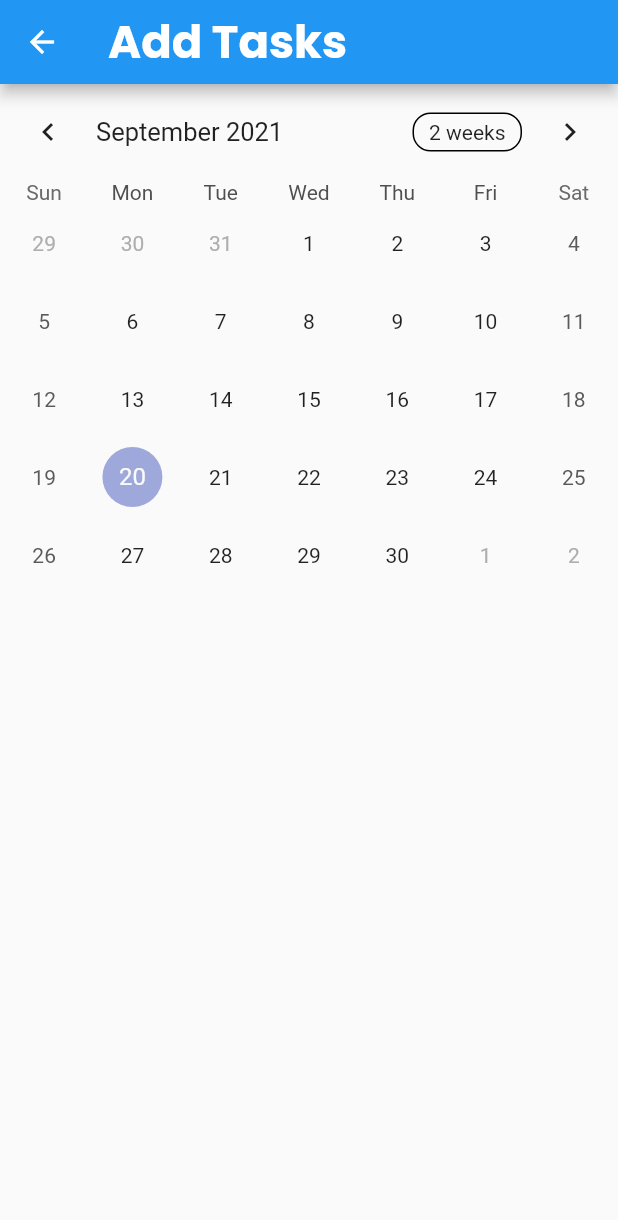
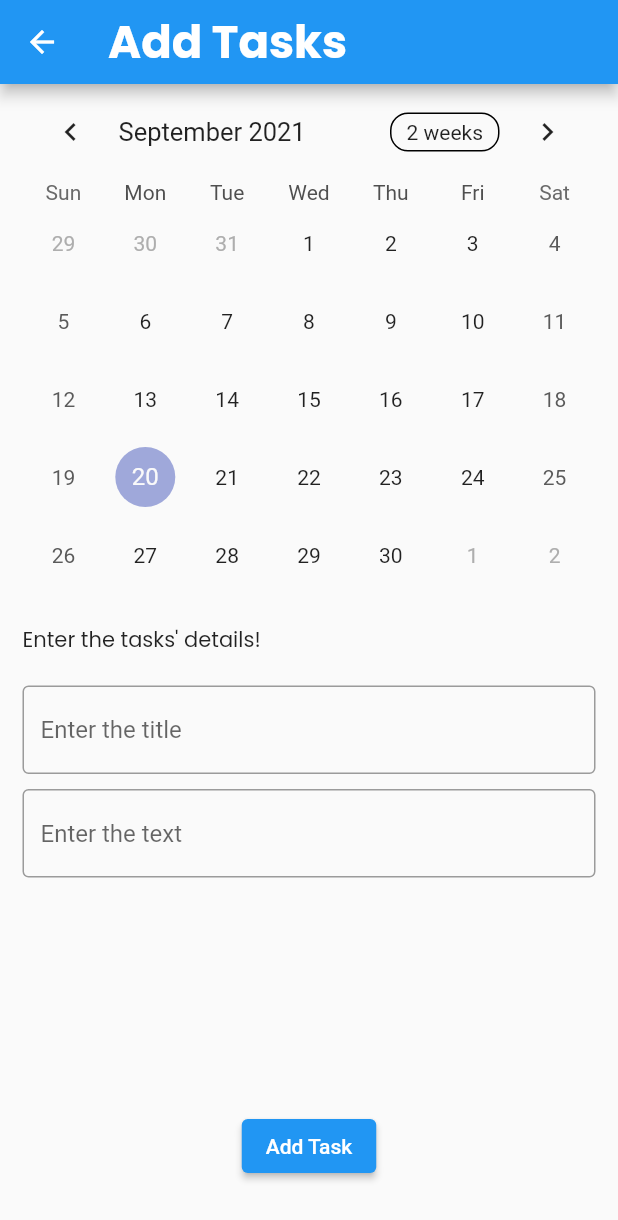
Before and after one commit to themmfa/task_manager_app_flutter, a Flutter app: the screen it shows after launch, after a tap on the "add" icon, on a phone screen of 412 x 824 dp. Shown: the top 1220 px of the screen. Run offline on Flutter 3.47's test engine with Material 2 defaults, Android fonts, the phone set to English and light mode, and no system bars; drawn by our look-alikes of table_calendar; our stand-ins replace google_fonts.

Commit message:
Task Manager v1.2
Some text fields added.

```diff
--- a/task_management_app_flutter/lib/add_task.dart
+++ b/task_management_app_flutter/lib/add_task.dart
@@ -1,6 +1,7 @@
 import 'package:flutter/material.dart';
 import 'package:google_fonts/google_fonts.dart';
 import 'package:table_calendar/table_calendar.dart';
+import 'package:task_management_app_flutter/list_items.dart';
 
 class AddTask extends StatefulWidget {
   const AddTask({Key? key}) : super(key: key);
@@ -13,6 +14,19 @@ class _AddTaskState extends State<AddTask> {
   DateTime _focusedDay = DateTime.now();
   DateTime? _selectedDay;
   CalendarFormat _calendarFormat = CalendarFormat.month;
+  final _titleController = TextEditingController();
+  final _textController = TextEditingController();
+  final _timeController = TextEditingController();
+  List<ListItems> itemList = [];
+
+  @override
+  void dispose() {
+    _titleController.dispose();
+    _textController.dispose();
+    _timeController.dispose();
+    super.dispose();
+  }
+
   @override
   Widget build(BuildContext context) {
     return Scaffold(
@@ -25,7 +39,10 @@ class _AddTaskState extends State<AddTask> {
           ),
         ),
       ),
-      body: Column(
+      body: Padding(
+        padding: EdgeInsets.only(left: 15, right: 15),
+        child: Column(
+          crossAxisAlignment: CrossAxisAlignment.start,
           children: [
             TableCalendar(
               focusedDay: _focusedDay,
@@ -45,15 +62,69 @@ class _AddTaskState extends State<AddTask> {
               },
               onFormatChanged: (format) {
                 if (_calendarFormat != format) {
+                  setState(() {
                     _calendarFormat = format;
+                  });
                 }
               },
               onPageChanged: (focusedDay) {
+                setState(() {
                   _focusedDay = focusedDay;
+                });
+              },
+            ),
+            SizedBox(
+              height: 20,
+            ),
+            Text(
+              "Enter the tasks' details!",
+              style: GoogleFonts.poppins(),
+            ),
+            SizedBox(
+              height: 20,
+            ),
+            Column(
+              children: [
+                TextField(
+                  controller: _titleController,
+                  decoration: InputDecoration(
+                    border: OutlineInputBorder(),
+                    hintText: "Enter the title",
+                  ),
+                ),
+                SizedBox(
+                  height: 10,
+                ),
+                TextField(
+                  controller: _textController,
+                  decoration: InputDecoration(
+                    border: OutlineInputBorder(),
+                    hintText: "Enter the text",
+                  ),
+                ),
+                SizedBox(
+                  height: 155,
+                ),
+                ElevatedButton(
+                  child: Text("Add Task"),
+                  onPressed: () {
+                    setState(() {
+                      itemList.add(
+                        ListItems(
+                          title: _titleController.text,
+                          text: _textController.text,
+                          selectedDayTime: _selectedDay,
+                        ),
+                      );
+                      Navigator.pop(context);
+                    });
                   },
                 ),
               ],
             ),
+          ],
+        ),
+      ),
     );
   }
 }
--- a/task_management_app_flutter/lib/home_page.dart
+++ b/task_management_app_flutter/lib/home_page.dart
@@ -10,6 +10,7 @@ class AllTasks extends StatefulWidget {
 }
 
 class _AllTasksState extends State<AllTasks> {
+  List tasks = [];
   @override
   Widget build(BuildContext context) {
     return Scaffold(
@@ -28,18 +29,19 @@ class _AllTasksState extends State<AllTasks> {
           mainAxisAlignment: MainAxisAlignment.spaceBetween,
           children: [
             Center(
-              child: Text(
+              child: (tasks.length == 0)
+                  ? Text(
                       "Nothing to show for now!",
                       style: GoogleFonts.poppins(
                         fontSize: 20,
                       ),
+                    )
+                  : Container(
+                      height: 300,
+                      color: Colors.red,
                     ),
             ),
-            Positioned(
-              bottom: 25,
-              left: 0,
-              right: 0,
-              child: InkWell(
+            InkWell(
               onTap: () {
                 Navigator.push(
                   context,
@@ -68,7 +70,6 @@ class _AllTasksState extends State<AllTasks> {
                   ),
                 ),
               ),
-              ),
             )
           ],
         ),
--- /dev/null
+++ b/task_management_app_flutter/lib/list_items.dart
@@ -0,0 +1,8 @@
+class ListItems {
+  String? title;
+  String? text;
+  DateTime? selectedDayTime;
+
+  ListItems(
+      {required this.title, required this.text, required this.selectedDayTime});
+}
```
Lines whose indentation alone changed are shown as unchanged.
